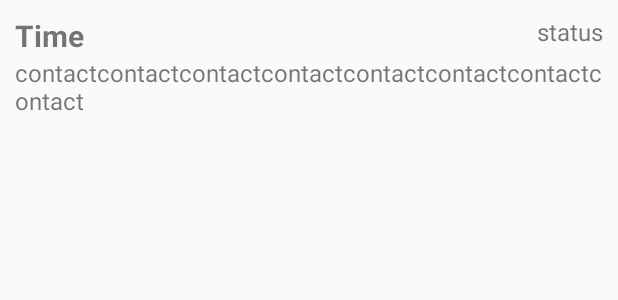
After one commit to hareshkh/Aasha, an Android app: the layout appointment_recycler_item.xml on its own in the app's theme, with its tools: preview values and no code run, on a phone screen of 412 x 824 dp. The commit adds this screen. Shown: the top 300 px of the screen. Run offline under Robolectric (Android 15) with nearby library versions, the phone set to English and light mode, and no system bars.

Commit message:
Added recyclerView adapters

```diff
--- /dev/null
+++ b/app/src/main/res/layout/appointment_recycler_item.xml
@@ -0,0 +1,34 @@
+<?xml version="1.0" encoding="utf-8"?>
+<RelativeLayout xmlns:android="http://schemas.android.com/apk/res/android"
+    android:layout_width="match_parent"
+    android:layout_height="wrap_content"
+    android:padding="10dp">
+
+    <TextView
+        android:id="@+id/appointment_time"
+        android:layout_width="wrap_content"
+        android:layout_height="wrap_content"
+        android:text="Time"
+        android:textSize="20sp"
+        android:textStyle="bold" />
+
+    <TextView
+        android:id="@+id/appointment_description"
+        android:layout_width="wrap_content"
+        android:layout_height="wrap_content"
+        android:layout_alignParentStart="true"
+        android:layout_below="@+id/appointment_time"
+        android:ellipsize="end"
+        android:maxLines="2"
+        android:text="contactcontactcontactcontactcontactcontactcontactcontact"
+        android:textSize="16sp" />
+
+    <TextView
+        android:id="@+id/appointment_status"
+        android:layout_width="wrap_content"
+        android:layout_height="wrap_content"
+        android:layout_alignParentEnd="true"
+        android:text="status"
+        android:textSize="16sp" />
+
+</RelativeLayout>
```
Also changed, not shown: app/src/main/java/com/iitr/cfd/aasha/adapters/AppointementsRecyclerAdapter.java (added, +63 -0 lines), app/src/main/java/com/iitr/cfd/aasha/adapters/DoctorsRecyclerAdapter.java (added, +65 -0 lines), app/src/main/java/com/iitr/cfd/aasha/adapters/HospitalsRecyclerAdapter.java (added, +58 -0 lines), app/src/main/java/com/iitr/cfd/aasha/models/HospitalModel.java (+6 -6 lines), app/src/main/res/layout/doctor_recycler_item.xml (added, +33 -0 lines), app/src/main/res/layout/fragment_appointments.xml (+5 -3 lines), app/src/main/res/layout/fragment_history.xml (+4 -3 lines), app/src/main/res/layout/fragment_hospitals.xml (+4 -3 lines), app/src/main/res/layout/hospital_recycler_item.xml (added, +33 -0 lines).
